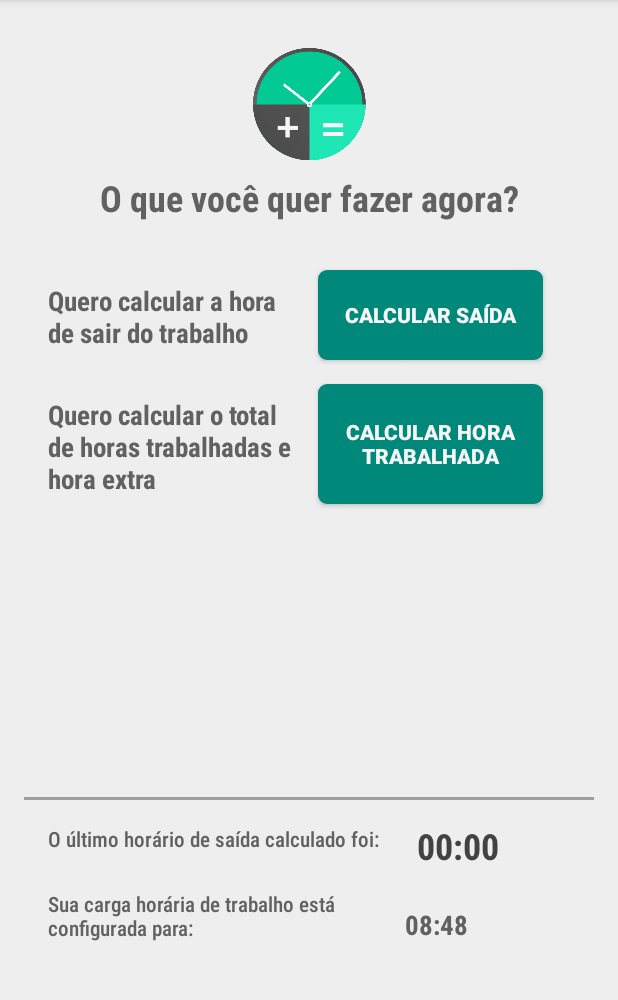
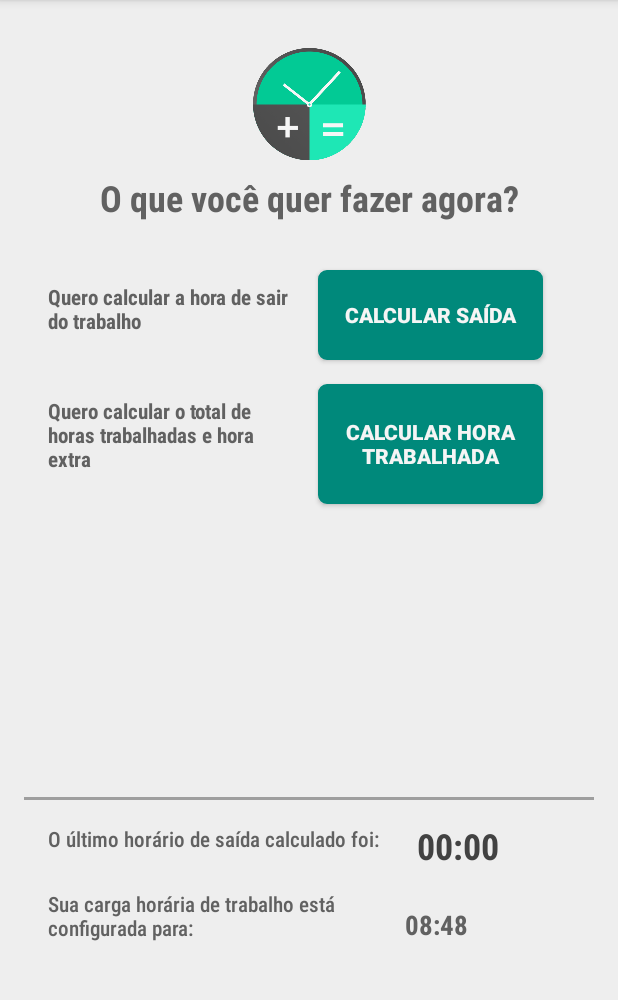
Before and after one commit to tiefz/calculadhora, an Android app: the screen it shows after launch (MainActivity), on a phone screen of 412 x 824 dp, the part 84-1084 px from its top. Run offline under Robolectric (Android 15) with nearby library versions, the phone set to English and light mode, and no system bars.

```diff
--- a/app/src/main/res/layout/content_main.xml
+++ b/app/src/main/res/layout/content_main.xml
@@ -105,7 +105,7 @@
         android:padding="@dimen/nav_header_vertical_spacing"
         android:text="@string/quero_saida"
         android:textColor="@color/bg_cinza"
-        android:textSize="18sp"
+        android:textSize="14sp"
         android:textStyle="bold"
         app:fontFamily="sans-serif-condensed-medium"
         app:layout_constraintStart_toStartOf="parent"
@@ -121,7 +121,7 @@
         android:padding="@dimen/nav_header_vertical_spacing"
         android:text="@string/quero_total"
         android:textColor="@color/bg_cinza"
-        android:textSize="18sp"
+        android:textSize="14sp"
         android:textStyle="bold"
         app:fontFamily="sans-serif-condensed-medium"
         app:layout_constraintStart_toStartOf="parent"
```
Also changed, not shown: app/src/main/java/br/com/insertkoin/calculadhora/PausaExtra.java (+12 -11 lines).
